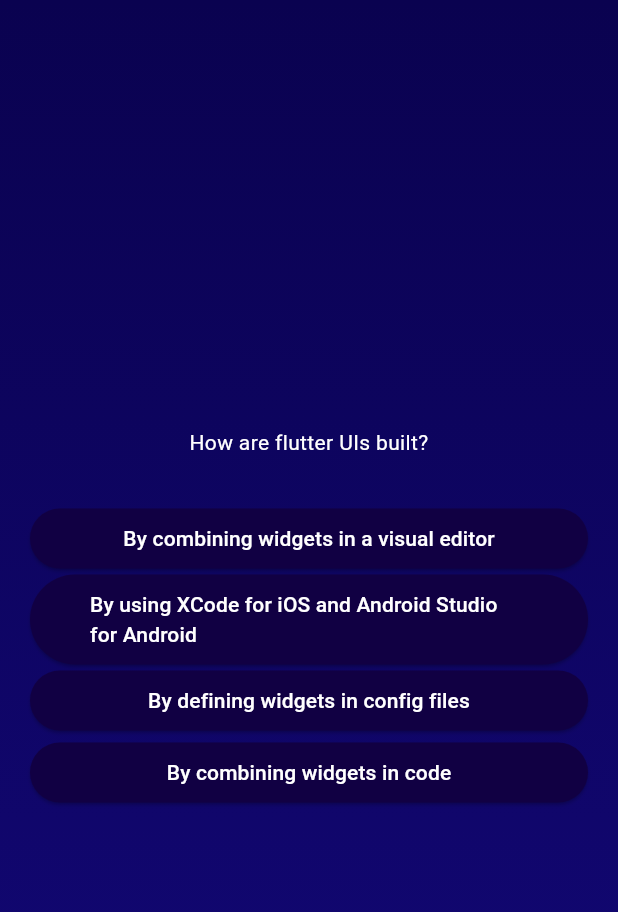
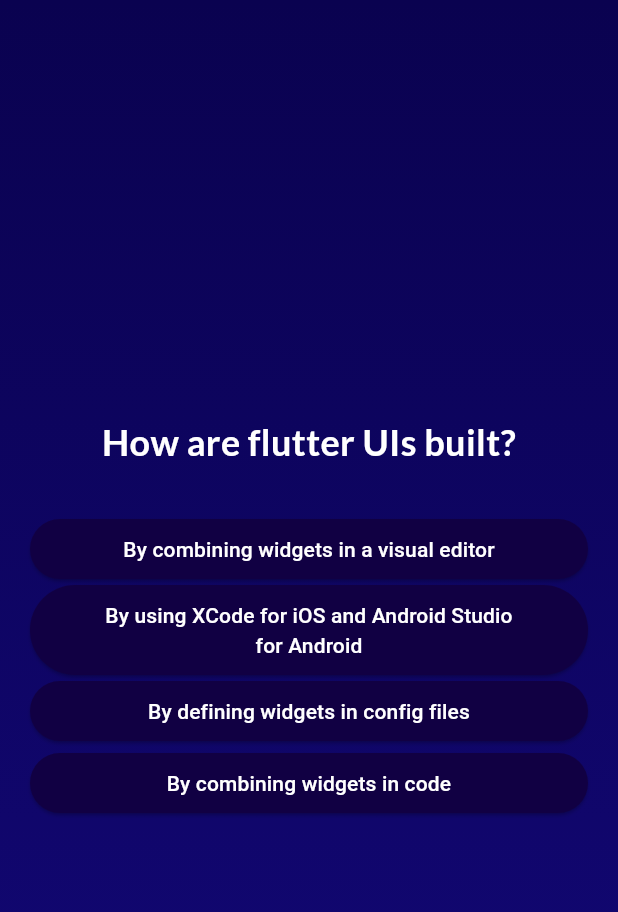
Before and after one commit to namansharma05/quiz_app, a Flutter app: the screen it shows after launch, after a tap on "Start quiz", after a tap on "Components", on a phone screen of 412 x 824 dp. Shown: the top 912 px of the screen. Run offline on Flutter 3.47's test engine with Material 3 defaults, Android fonts, the phone set to English and light mode, and no system bars; our stand-ins replace google_fonts.

Commit message:
completed the app by adding result screen and restart quiz button

```diff
--- a/lib/answer_button.dart
+++ b/lib/answer_button.dart
@@ -15,7 +15,10 @@ class AnswerButton extends StatelessWidget {
         foregroundColor: Colors.white,
       ),
       onPressed: onTap,
-      child: Text(answerText),
+      child: Text(
+        answerText,
+        textAlign: TextAlign.center,
+      ),
     );
   }
 }
--- a/lib/main.dart
+++ b/lib/main.dart
@@ -1,6 +1,8 @@
 import 'package:flutter/material.dart';
+import 'package:quiz_app/data/questions.dart';
 import 'package:quiz_app/screens/home_screen.dart';
 import 'package:quiz_app/screens/questions_screen.dart';
+import 'package:quiz_app/screens/results_screen.dart';
 
 void main() {
   runApp(const MyApp());
@@ -15,6 +17,7 @@ class MyApp extends StatefulWidget {
 
 class _MyAppState extends State<MyApp> {
   Widget? activeScreen;
+  List<String> selectedAnswers = [];
 
   @override
   void initState() {
@@ -24,8 +27,18 @@ class _MyAppState extends State<MyApp> {
 
   void switchScreen() {
     setState(() {
-      activeScreen = const QuestionsScreen();
+      activeScreen = QuestionsScreen(chooseAnswer);
+      selectedAnswers = [];
     });
+  }
+
+  void chooseAnswer(String answer) {
+    selectedAnswers.add(answer);
+    if (selectedAnswers.length == questions.length) {
+      setState(() {
+        activeScreen = ResultsScreen(switchScreen, selectedAnswers);
+      });
+    }
   }
 
   @override
@@ -48,6 +61,7 @@ class _MyAppState extends State<MyApp> {
             ),
           ),
           child: activeScreen,
+          // child: ResultsScreen(switchScreen),
         ),
       ),
     );
--- a/lib/screens/home_screen.dart
+++ b/lib/screens/home_screen.dart
@@ -1,4 +1,5 @@
 import 'package:flutter/material.dart';
+import 'package:google_fonts/google_fonts.dart';
 
 class HomeScreen extends StatelessWidget {
   const HomeScreen(this.switchScreen, {super.key});
@@ -23,9 +24,9 @@ class HomeScreen extends StatelessWidget {
           const SizedBox(
             height: 70,
           ),
-          const Text(
+          Text(
             'Learn Flutter the fun way!',
-            style: TextStyle(fontSize: 20),
+            style: GoogleFonts.lato(fontSize: 20),
           ),
           const SizedBox(
             height: 30,
--- a/lib/screens/questions_screen.dart
+++ b/lib/screens/questions_screen.dart
@@ -1,9 +1,11 @@
 import 'package:flutter/material.dart';
 import 'package:quiz_app/answer_button.dart';
 import 'package:quiz_app/data/questions.dart';
+import 'package:google_fonts/google_fonts.dart';
 
 class QuestionsScreen extends StatefulWidget {
-  const QuestionsScreen({super.key});
+  const QuestionsScreen(this.chooseAnswer, {super.key});
+  final void Function(String answer) chooseAnswer;
 
   @override
   State<QuestionsScreen> createState() => _QuestionsScreenState();
@@ -12,8 +14,9 @@ class QuestionsScreen extends StatefulWidget {
 class _QuestionsScreenState extends State<QuestionsScreen> {
   var currentQuestionIndex = 0;
 
-  void asnwerQuestion() {
+  void asnwerQuestion(String chosenOption) {
     setState(() {
+      widget.chooseAnswer(chosenOption);
       currentQuestionIndex++;
     });
   }
@@ -31,7 +34,11 @@ class _QuestionsScreenState extends State<QuestionsScreen> {
           children: [
             Text(
               currentQuestion.text,
-              style: const TextStyle(color: Colors.white),
+              style: GoogleFonts.lato(
+                color: Colors.white,
+                fontSize: 24,
+                fontWeight: FontWeight.bold,
+              ),
               textAlign: TextAlign.center,
             ),
             const SizedBox(
@@ -40,7 +47,9 @@ class _QuestionsScreenState extends State<QuestionsScreen> {
             ...currentQuestion.getShuffled().map(
                   (e) => AnswerButton(
                     answerText: e,
-                    onTap: asnwerQuestion,
+                    onTap: () {
+                      asnwerQuestion(e);
+                    },
                   ),
                 ),
           ],
--- a/pubspec.yaml
+++ b/pubspec.yaml
@@ -34,6 +34,7 @@ dependencies:
     # The following adds the Cupertino Icons font to your application.
     # Use with the CupertinoIcons class for iOS style icons.
     cupertino_icons: ^1.0.6
+    google_fonts: ^6.2.1
 
 dev_dependencies:
     flutter_test:
```
Also changed, not shown: lib/questions_summary.dart (added, +51 -0 lines), lib/screens/results_screen.dart (added, +60 -0 lines), pubspec.lock, 1 other file.
